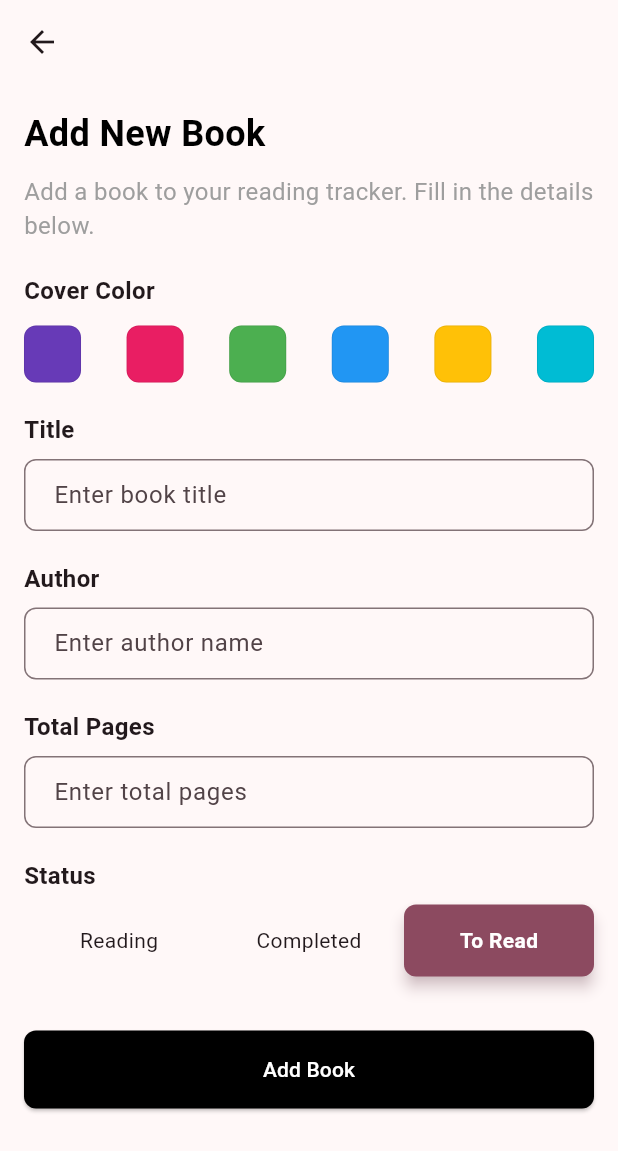
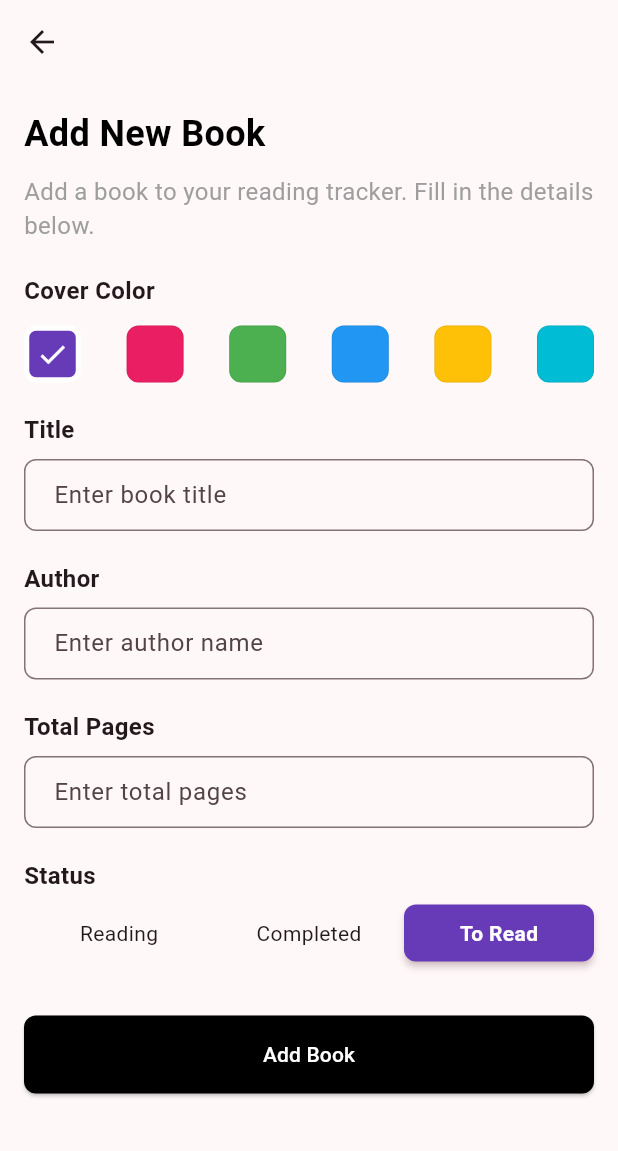
Before and after one commit to JordiiVidal/read-snap-app, a Flutter app: the BookFormPage screen opened directly, on a phone screen of 412 x 824 dp. Shown: the top 1151 px of the screen. Run offline on Flutter 3.47's test engine with Material 3 defaults, Android fonts, the phone set to English and light mode, and no system bars; our stand-ins replace flutter_riverpod, freezed_annotation, sqflite; accounts and stored records are empty.

```diff
--- a/lib/common/widgets/form_dynamic_field.dart
+++ b/lib/common/widgets/form/form_dynamic_field.dart
@@ -1,22 +1,27 @@
 import 'package:flutter/material.dart';
+import 'package:read_snap/common/widgets/form/form_label_field.dart';
 
 class FormDynamicField extends StatelessWidget {
-  final String label;
+  final String? label;
   final bool required;
   final String hintText;
   final String? initialValue;
+  final String? suffixText;
+  final TextEditingController? controller;
   final bool disabled;
   final TextInputType keyboardType;
   final void Function(String)? onChanged;
 
   const FormDynamicField({
-    required this.label,
+    this.label,
     required this.hintText,
     this.required = false,
     this.keyboardType = TextInputType.text,
     this.disabled = false,
     this.onChanged,
     this.initialValue,
+    this.controller,
+    this.suffixText,
     super.key,
   });
 
@@ -25,19 +30,21 @@ class FormDynamicField extends StatelessWidget {
     return Column(
       crossAxisAlignment: CrossAxisAlignment.start,
       children: [
-        Text(
-          label,
-          style: const TextStyle(fontSize: 16, fontWeight: FontWeight.bold),
-        ),
-        const SizedBox(height: 8),
-
+        if (label != null) FormLabelField(label!),
         TextFormField(
           enabled: !disabled,
+          controller: controller,
           initialValue: initialValue,
           keyboardType: keyboardType,
           onChanged: onChanged,
           decoration: InputDecoration(
             hintText: hintText,
+            suffixText: suffixText,
+            suffixStyle: const TextStyle(
+              color: Colors.grey,
+              fontWeight: FontWeight.bold,
+              fontSize: 14,
+            ),
             border: OutlineInputBorder(
               borderRadius: BorderRadius.circular(8.0),
               borderSide: const BorderSide(color: Colors.grey),
--- /dev/null
+++ b/lib/common/widgets/form/form_label_field.dart
@@ -0,0 +1,18 @@
+import 'package:flutter/material.dart';
+
+class FormLabelField extends StatelessWidget {
+  final String label;
+
+  const FormLabelField(this.label, {super.key});
+
+  @override
+  Widget build(BuildContext context) {
+    return Container(
+      margin: const EdgeInsets.only(bottom: 8),
+      child: Text(
+        label,
+        style: const TextStyle(fontSize: 16, fontWeight: FontWeight.bold),
+      ),
+    );
+  }
+}
--- a/lib/common/widgets/select_button_group.dart
+++ b/lib/common/widgets/select_button_group.dart
@@ -6,13 +6,15 @@ class SelectButtonGroup extends StatelessWidget {
   final bool isMultiSelect;
   final ValueChanged<List<String>> onSelectionChanged;
   final double height;
+  final String color;
 
   const SelectButtonGroup({
     required this.options,
     required this.selectedValues,
     required this.onSelectionChanged,
     this.isMultiSelect = false,
-    this.height = 48.0,
+    this.height = 38.0,
+    this.color = '#673AB7',
     super.key,
   });
 
@@ -36,10 +38,10 @@ class SelectButtonGroup extends StatelessWidget {
               height: height,
               child: Material(
                 color: isSelected
-                    ? theme.colorScheme.primary
+                    ? Color(int.parse(color.replaceFirst('#', '0xFF')))
                     : theme.colorScheme.surface,
                 borderRadius: BorderRadius.circular(8.0),
-                elevation: isSelected ? 4 : 0,
+                elevation: isSelected ? 2 : 0,
                 shadowColor: theme.colorScheme.primary.withValues(alpha: 0.5),
 
                 child: InkWell(
--- a/lib/features/book/presentation/notifiers/book_form_notifier.dart
+++ b/lib/features/book/presentation/notifiers/book_form_notifier.dart
@@ -23,7 +23,7 @@ class BookFormNotifier extends StateNotifier<AsyncValue<BookEntity>> {
             totalPages: 0,
             currentPage: 0,
             status: BookStatus.toRead,
-            color: '#808080',
+            color: '#673AB7',
             createdAt: DateTime.now(),
             updatedAt: DateTime.now(),
           ),
--- a/lib/features/book/presentation/pages/book_form_page.dart
+++ b/lib/features/book/presentation/pages/book_form_page.dart
@@ -24,7 +24,8 @@ class _BookFormPageState extends ConsumerState<BookFormPage> {
 
     return Scaffold(
       appBar: AppBar(),
-      body: Padding(
+      body: SafeArea(
+        child: Padding(
           padding: const EdgeInsets.all(16.0),
           child: ListView(
             children: [
@@ -66,6 +67,7 @@ class _BookFormPageState extends ConsumerState<BookFormPage> {
             ],
           ),
         ),
+      ),
     );
   }
 
--- a/lib/features/book/presentation/widgets/book_form_body.dart
+++ b/lib/features/book/presentation/widgets/book_form_body.dart
@@ -65,6 +65,7 @@ class BookFormBody extends ConsumerWidget {
           ),
           const SizedBox(height: 8),
           SelectButtonGroup(
+            color: bookState.color,
             options: {
               BookStatus.reading.name: 'Reading',
               BookStatus.completed.name: 'Completed',
```
Also changed, not shown: lib/common/widgets/widgets.dart (+8 -5 lines), lib/features/session/dominio/use_cases/save_session_use_case.dart (+7 -3 lines), lib/features/session/presentation/notifiers/session_form_notifier.dart (+25 -0 lines), lib/features/session/presentation/pages/session_form_page.dart (+18 -18 lines), lib/features/session/presentation/presentation.dart (+6 -1 lines), lib/features/session/presentation/widgets/form/session_form.dart (added, +77 -0 lines), lib/features/session/presentation/widgets/form/session_form_date.dart (added, +59 -0 lines), lib/features/session/presentation/widgets/form/session_form_minutes.dart (added, +49 -0 lines), lib/features/session/presentation/widgets/form/session_form_page_end.dart (added, +53 -0 lines), lib/features/session/presentation/widgets/form/session_form_page_start.dart (added, +51 -0 lines), lib/features/session/presentation/widgets/session_form_body.dart (deleted, +0 -97 lines), lib/common/widgets/form/form_color_selector.dart (renamed from lib/common/widgets/form_color_selector.dart), lib/common/widgets/form/form_submit.dart (renamed from lib/common/widgets/form_submit.dart). Lines whose indentation alone changed are shown as unchanged.
